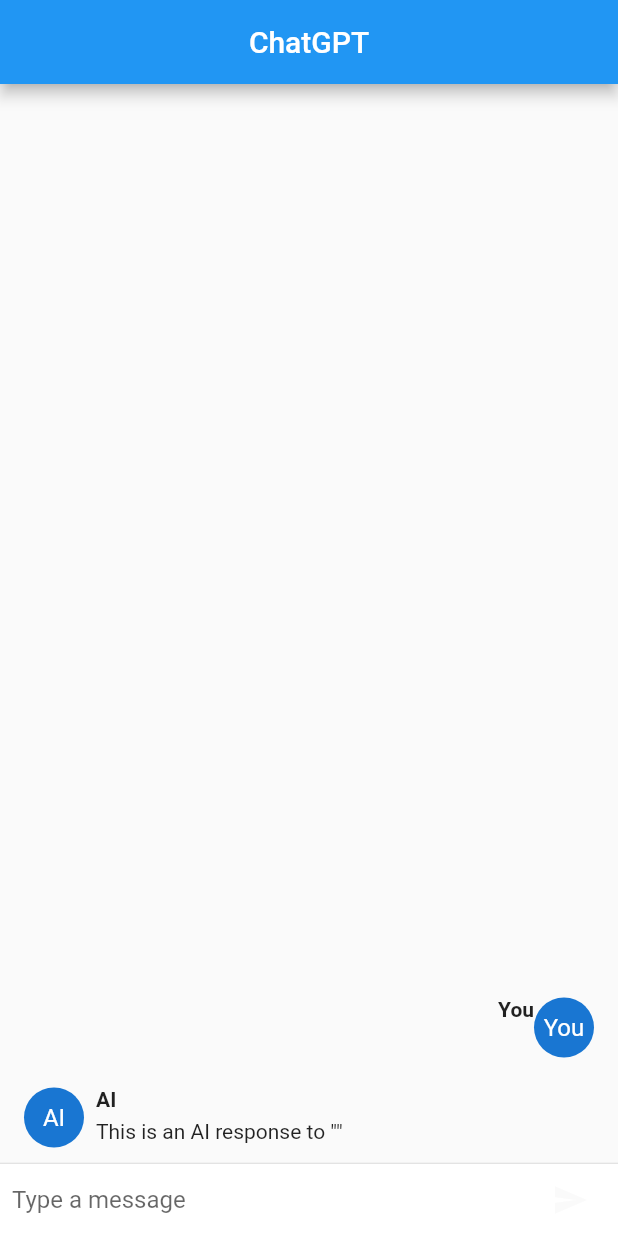
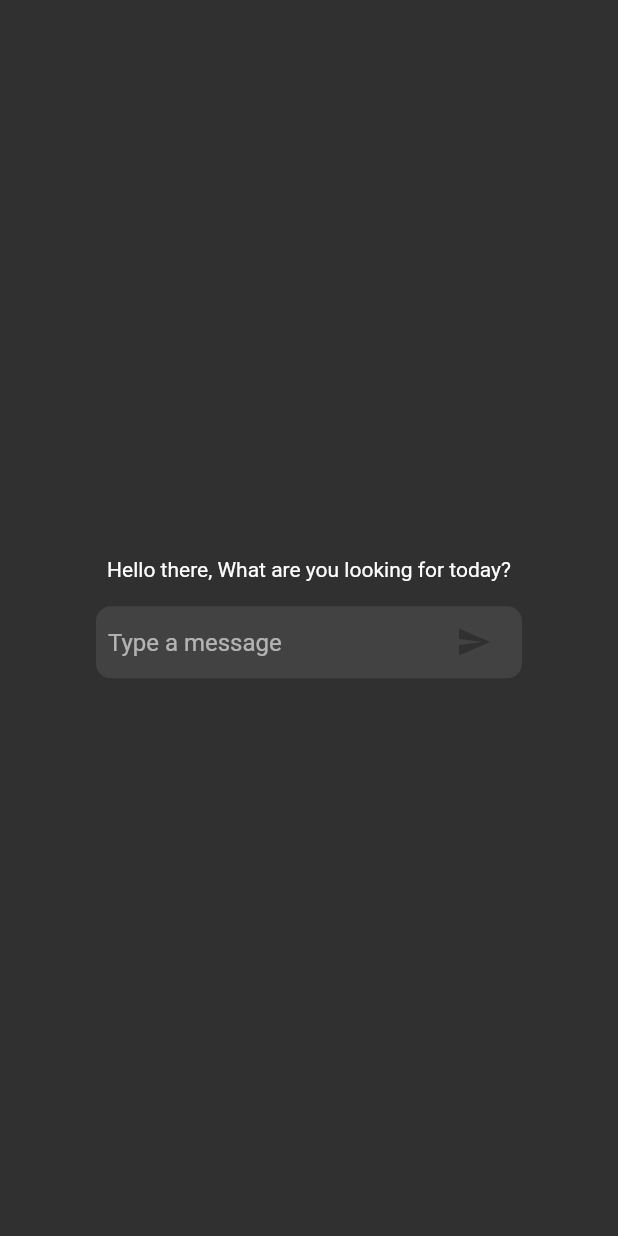
Before and after one commit to JanDuchnowski/chatapp, a Flutter app: the screen it shows after launch, after a tap on the "send" icon, on a phone screen of 412 x 824 dp. Run offline on Flutter 3.47's test engine with Material 2 defaults, Android fonts, the phone set to English and light mode, and no system bars; our stand-ins replace bloc, equatable, flutter_bloc.

```diff
--- a/chat_app/lib/bloc/chat/chat_bloc.dart
+++ b/chat_app/lib/bloc/chat/chat_bloc.dart
@@ -1,4 +1,6 @@
 import 'package:bloc/bloc.dart';
+import 'package:chat_app/screens/chat_screen/widgets/chat_message.dart';
+import 'package:equatable/equatable.dart';
 import 'package:meta/meta.dart';
 
 part 'chat_event.dart';
--- /dev/null
+++ b/chat_app/lib/constant_strings.dart
@@ -0,0 +1,4 @@
+class ConstantStrings {
+
+  static const String WELCOME_USER = "Hello there, What are you looking for today?";
+}
--- /dev/null
+++ b/chat_app/lib/interfaces/chat_interface.dart
@@ -0,0 +1,3 @@
+abstract class ChatInterface {
+Future<Map<String, dynamic>> handleNewMessage(String message);
+ }
--- a/chat_app/lib/main.dart
+++ b/chat_app/lib/main.dart
@@ -1,5 +1,10 @@
 import 'package:chat_app/bloc/authentication/authentication_bloc.dart';
 import 'package:chat_app/bloc/chat/chat_bloc.dart';
+import 'package:chat_app/bloc/theme/theme_bloc.dart';
+import 'package:chat_app/constant_strings.dart';
+import 'package:chat_app/screens/chat_screen/widgets/chat_message.dart';
+import 'package:chat_app/theme/theme.dart';
+import 'package:chat_app/utils/build_context_data.dart';
 import 'package:flutter/material.dart';
 import 'package:flutter_bloc/flutter_bloc.dart';
 
@@ -12,6 +17,7 @@ void main() {
       BlocProvider(
         create: (context) => AuthenticationBloc(),
       ),
+      BlocProvider(create: (context) => ThemeBloc()),
     ],
     child: ChatGPTPage(),
   ));
@@ -21,11 +27,8 @@ class ChatGPTPage extends StatelessWidget {
   @override
   Widget build(BuildContext context) {
     return MaterialApp(
+      theme: ThemeData.dark(),
       home: Scaffold(
-        appBar: AppBar(
-          title: Text('ChatGPT'),
-          centerTitle: true,
-        ),
         body: ChatScreen(),
       ),
     );
@@ -41,51 +44,33 @@ class _ChatScreenState extends State<ChatScreen> {
   final TextEditingController _textController = TextEditingController();
   final List<ChatMessage> _messages = <ChatMessage>[];
 
-  void _handleSubmitted(String text) {
-    _textController.clear();
-    ChatMessage message = ChatMessage(
-      text: text,
-      isSentByUser: true,
-    );
-    setState(() {
-      _messages.insert(0, message);
-      // Simulate AI response after a delay
-      _handleAIResponse(text);
-    });
-  }
-
-  void _handleAIResponse(String text) {
-    // Simulate AI response after 1 second delay
-    Future.delayed(Duration(seconds: 1), () {
-      ChatMessage message = ChatMessage(
-        text: 'This is an AI response to "$text"',
-        isSentByUser: false,
-      );
-      setState(() {
-        _messages.insert(0, message);
-      });
-    });
-  }
-
   @override
   Widget build(BuildContext context) {
-    return Column(
+    final BuildContextData ctxData = BuildContextData(context);
+    return Padding(
+         padding: const EdgeInsets.symmetric(horizontal: 64.0),
+      child: Column(
+        mainAxisAlignment: MainAxisAlignment.center,
         children: <Widget>[
-        Flexible(
-          child: ListView.builder(
-            reverse: true,
-            itemCount: _messages.length,
-            itemBuilder: (_, int index) => _messages[index],
-          ),
-        ),
-        Divider(height: 1.0),
+          // Flexible(
+          //   child: ListView.builder(
+          //     reverse: true,
+          //     itemCount: _messages.length,
+          //     itemBuilder: (_, int index) => _messages[index],
+          //   ),
+          // ),
+          //const Divider(height: 1.0),
+          Text(ConstantStrings.WELCOME_USER),
+          SizedBox(height: ctxData.screenHeight * 0.02,),
           Container(
             decoration: BoxDecoration(
               color: Theme.of(context).cardColor,
+              borderRadius: BorderRadius.circular(10),
             ),
             child: _buildTextComposer(),
           ),
         ],
+      ),
     );
   }
 
@@ -99,7 +84,7 @@ class _ChatScreenState extends State<ChatScreen> {
             Flexible(
               child: TextField(
                 controller: _textController,
-                onSubmitted: _handleSubmitted,
+                onSubmitted: (text) {},
                 decoration: InputDecoration.collapsed(
                   hintText: 'Type a message',
                 ),
@@ -107,7 +92,7 @@ class _ChatScreenState extends State<ChatScreen> {
             ),
             IconButton(
               icon: Icon(Icons.send),
-              onPressed: () => _handleSubmitted(_textController.text),
+              onPressed: () => {},
             ),
           ],
         ),
@@ -115,47 +100,3 @@ class _ChatScreenState extends State<ChatScreen> {
     );
   }
 }
-
-class ChatMessage extends StatelessWidget {
-  final String text;
-  final bool isSentByUser;
-
-  ChatMessage({required this.text, required this.isSentByUser});
-
-  @override
-  Widget build(BuildContext context) {
-    return Container(
-      margin: EdgeInsets.symmetric(vertical: 10.0, horizontal: 16.0),
-      child: Row(
-        crossAxisAlignment: CrossAxisAlignment.start,
-        children: <Widget>[
-          isSentByUser
-              ? Expanded(child: SizedBox())
-              : CircleAvatar(child: Text('AI')),
-          SizedBox(width: 8.0),
-          Expanded(
-            flex: 5,
-            child: Column(
-              crossAxisAlignment: isSentByUser
-                  ? CrossAxisAlignment.end
-                  : CrossAxisAlignment.start,
-              children: <Widget>[
-                Text(
-                  isSentByUser ? 'You' : 'AI',
-                  style: TextStyle(fontWeight: FontWeight.bold),
-                ),
-                Container(
-                  margin: EdgeInsets.only(top: 5.0),
-                  child: Text(text),
-                ),
-              ],
-            ),
-          ),
-          isSentByUser
-              ? CircleAvatar(child: Text('You'))
-              : Expanded(child: SizedBox()),
-        ],
-      ),
-    );
-  }
-}
--- a/chat_app/lib/services/chat_service.dart
+++ b/chat_app/lib/services/chat_service.dart
@@ -2,6 +2,8 @@ class ChatService{
 
   Map<String, dynamic>  fetchChatResponse(String text) {
     Future.delayed(const Duration(milliseconds: 200), () => null);
+    //response should have a message describing some of the products also making some suggestions
+    // 4 product photo links plus some information about the product
     Map<String, dynamic> response = {
       'text': 'This is an AI response to "$text"',
       'isSentByUser': false,
--- /dev/null
+++ b/chat_app/lib/utils/build_context_data.dart
@@ -0,0 +1,26 @@
+import 'package:flutter/material.dart';
+
+class BuildContextData {
+  BuildContextData(this.context);
+  final BuildContext context;
+
+  MediaQueryData get mediaQueryData => MediaQuery.of(context);
+  ThemeData get themeData => Theme.of(context);
+  ColorScheme get themeColors => themeData.colorScheme;
+  TextTheme get textTheme => themeData.textTheme;
+  Color get backgroundColor => themeData.colorScheme.background;
+  Color get surfaceColor => themeData.colorScheme.surface;
+  Color get onSurfaceColor => themeData.colorScheme.onSurface;
+  Color get outline => themeData.colorScheme.outline;
+
+  double get paddingTop => mediaQueryData.padding.top;
+  double get paddingBottom => mediaQueryData.padding.bottom;
+  double get screenWidth => mediaQueryData.size.width;
+  double get screenHeight => mediaQueryData.size.height;
+
+  double get defaultSidePadding => screenWidth * 0.02;
+
+  Widget get vSpaceLarge => SizedBox(height: screenHeight * 0.03);
+  Widget get vSpaceMedium => SizedBox(height: screenHeight * 0.02);
+  Widget get vSpaceSmall => SizedBox(height: screenHeight * 0.01);
+}
--- a/chat_app/pubspec.yaml
+++ b/chat_app/pubspec.yaml
@@ -37,6 +37,7 @@ dependencies:
   cupertino_icons: ^1.0.2
   bloc: ^8.1.2
   flutter_bloc: ^8.1.3
+  equatable: ^2.0.5
 
 dev_dependencies:
   flutter_test:
```
Also changed, not shown: chat_app/lib/bloc/chat/chat_event.dart (+10 -1 lines), chat_app/lib/bloc/chat/chat_state.dart (+14 -2 lines), chat_app/lib/repositories/chat_repository.dart (added, +11 -0 lines), chat_app/lib/screens/chat_screen/widgets/chat_message.dart (added, +45 -0 lines), chat_app/lib/screens/chat_screen/widgets/text_prompt.dart (+10 -0 lines). Lines whose indentation alone changed are shown as unchanged.
